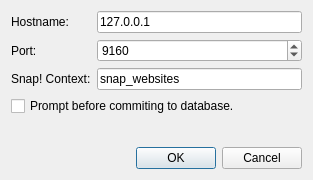
This is snapwebsites/cassview/src/SettingsDialog.ui in m2osw/snapcpp as Qt 5 draws it before an edit. The edited form follows.
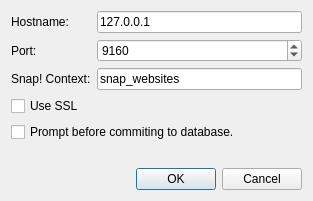
This is the edited form.

```diff
--- a/snapwebsites/cassview/src/SettingsDialog.ui
+++ b/snapwebsites/cassview/src/SettingsDialog.ui
@@ -7,7 +7,7 @@
     <x>0</x>
     <y>0</y>
     <width>313</width>
-    <height>180</height>
+    <height>201</height>
    </rect>
   </property>
   <property name="windowTitle">
@@ -66,6 +66,16 @@
      </item>
     </layout>
    </item>
+   <item>
+    <widget class="QCheckBox" name="f_useSslCB">
+     <property name="text">
+      <string>Use SSL</string>
+     </property>
+     <property name="checked">
+      <bool>false</bool>
+     </property>
+    </widget>
+   </item>
    <item>
     <widget class="QCheckBox" name="f_promptCB">
      <property name="text">
```
